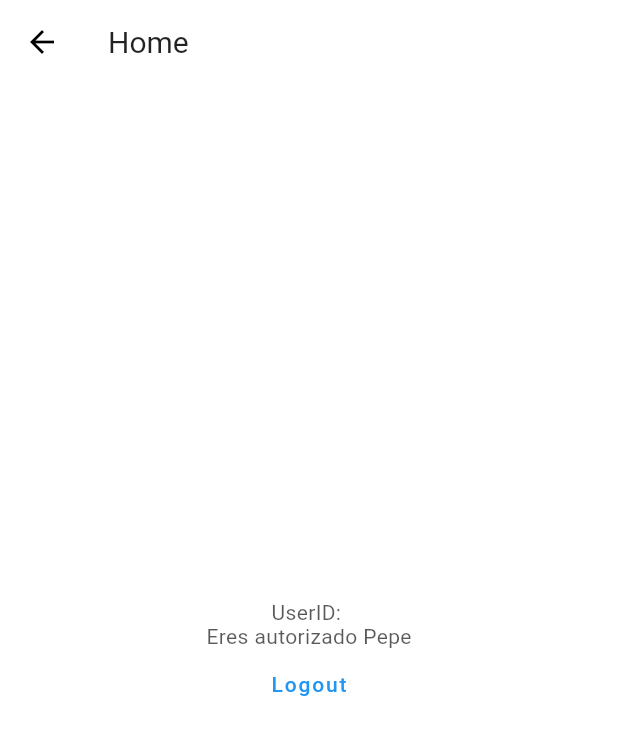
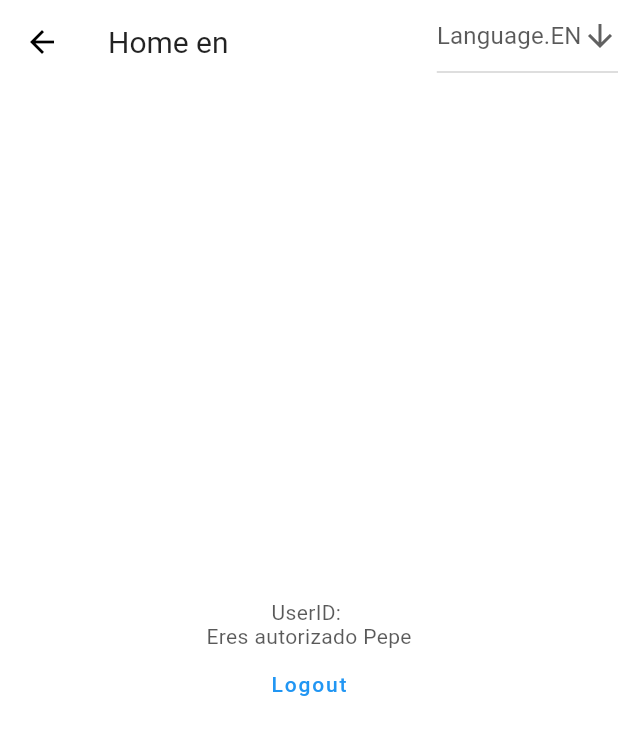
Before and after one commit to cristhro/flutter_generic_app, a Flutter app: the HomePage screen opened directly, on a phone screen of 412 x 824 dp. Shown: the top 735 px of the screen. Run offline on Flutter 3.47's test engine with Material 2 defaults, Android fonts, the phone set to English and light mode, and no system bars; our stand-ins replace bloc, equatable, firebase_analytics, firebase_auth, firebase_core, firebase_crashlytics and 10 more; missing offline and left inert: pedantic; accounts and stored records are empty; Roboto replaces fonts that are missing (RobotoMedium).

Commit message:
Added localizations

```diff
--- a/assets/langs/ca.json
+++ b/assets/langs/ca.json
@@ -1,3 +1,4 @@
 {
-  "login": "Login ca"
+  "login": "Login ca",
+  "home": "Home ca"
 }
--- a/assets/langs/en.json
+++ b/assets/langs/en.json
@@ -1,3 +1,4 @@
 {
-  "login": "Login en"
+  "login": "Login en",
+  "home": "Home en"
 }
--- a/assets/langs/es.json
+++ b/assets/langs/es.json
@@ -1,3 +1,4 @@
 {
-  "login": "Login es"
+  "login": "Login es",
+  "home": "Home es"
 }
--- a/lib/core/blocs/language_bloc.dart
+++ b/lib/core/blocs/language_bloc.dart
@@ -50,6 +50,8 @@ class LanguageBloc extends Bloc<LanguageEvent, LanguageState> {
       yield* _loadLanguage('es', 'ES');
     } else if (selectedLanguage == Language.EN && defaultLanguageCode != 'en') {
       yield* _loadLanguage('en', 'US');
+    } else if (selectedLanguage == Language.CA && defaultLanguageCode != 'ca') {
+      yield* _loadLanguage('ca', 'ES');
     }
   }
 
--- a/lib/core/blocs/language_state.dart
+++ b/lib/core/blocs/language_state.dart
@@ -5,6 +5,17 @@ class LanguageState extends Equatable {
   final Locale locale;
   const LanguageState(this.locale) : assert(locale != null);
 
+  Language get language {
+    if (locale.languageCode == 'es') {
+      return Language.ES;
+    } else if (locale.languageCode == 'en') {
+      return Language.EN;
+    } else if (locale.languageCode == 'ca') {
+      return Language.CA;
+    }
+    return Language.ES;
+  }
+
   @override
   List<Object> get props => [locale];
 }
--- a/lib/domain/entities/user/user_enum.dart
+++ /dev/null
@@ -1 +0,0 @@
-enum EnumUser { familia, monitor, autorizado }
--- a/lib/domain/entities/user/user_sealed.dart
+++ b/lib/domain/entities/user/user_sealed.dart
@@ -1,10 +1,13 @@
 import 'package:freezed_annotation/freezed_annotation.dart';
 part 'user_sealed.freezed.dart';
+part 'user_sealed.g.dart';
 
 @freezed
-abstract class  User with _$User{
-  const factory User.familia({ required String name }) = _Familia;
+abstract class  User implements _$User{
+  const User._();
+  const factory User.familia({ required String name, required bool esSocio  }) = _Familia;
   const factory User.monitor({ required String name }) = _Monitor;
-  const factory User.autorizado({ required String name }) = _Autorizado;
+  const factory User.autorizado({ required String name, required bool tieneAutorizacion }) = _Autorizado;
 
+  factory User.fromJson(Map <String, dynamic> json ) => _$UserFromJson(json);
 }
--- a/lib/localizations/app_localizations.dart
+++ b/lib/localizations/app_localizations.dart
@@ -1,4 +1,3 @@
-
 import 'dart:convert';
 
 import 'package:flutter/material.dart';
@@ -10,7 +9,6 @@ class AppLocalizations {
   final Locale locale;
   Map<String, String> _localizedStrings = {};
 
-
   /// Helper method to keep the code in the widgets concise
   /// Localizations are accessed using an InheritedWidget "of" syntax
   static AppLocalizations? of(BuildContext context) {
@@ -18,21 +16,15 @@ class AppLocalizations {
   }
 
   /// Static member to have a simple access to the delegate from the MaterialApp
-  static const LocalizationsDelegate<AppLocalizations> delegate =
-  _AppLocalizationsDelegate();
-
+  static const LocalizationsDelegate<AppLocalizations> delegate = _AppLocalizationsDelegate();
 
   Future<bool> load() async {
     Map<String, dynamic> jsonMap = {};
 
     try {
-      print(locale.languageCode);
-      String jsonString =
-      await rootBundle.loadString('assets/langs/${locale.languageCode}.json');
-      print('<--- ');
-      print('<--- ${jsonString}');
+      String jsonString = await rootBundle.loadString('assets/langs/${locale.languageCode}.json');
       jsonMap = json.decode(jsonString) as Map<String, dynamic>;
-    } catch (e) { }
+    } catch (e) {}
 
     _localizedStrings = jsonMap.map((key, value) {
       return MapEntry(key, value.toString());
@@ -46,8 +38,7 @@ class AppLocalizations {
   }
 }
 
-class _AppLocalizationsDelegate
-    extends LocalizationsDelegate<AppLocalizations> {
+class _AppLocalizationsDelegate extends LocalizationsDelegate<AppLocalizations> {
   const _AppLocalizationsDelegate();
 
   // add all languages code here
--- a/lib/ui/pages/home/home_page.dart
+++ b/lib/ui/pages/home/home_page.dart
@@ -1,7 +1,10 @@
 import 'package:flutter/material.dart';
 import 'package:flutter_bloc/flutter_bloc.dart';
+import 'package:flutter_generic_app/core/blocs/language_bloc.dart';
 import 'package:flutter_generic_app/data/blocs/auth/index.dart';
 import 'package:flutter_generic_app/domain/entities/user/user_sealed.dart';
+import 'package:flutter_generic_app/localizations/app_localizations.dart';
+import 'package:flutter_generic_app/localizations/enums.dart';
 
 class HomePage extends StatelessWidget {
   static String routeName() => 'HomePage';
@@ -11,10 +14,29 @@ class HomePage extends StatelessWidget {
 
   @override
   Widget build(BuildContext context) {
-    User user = User.autorizado(name: 'Pepe');
+    User user = User.autorizado(name: 'Pepe', tieneAutorizacion: true);
 
     return Scaffold(
-      appBar: AppBar(title: const Text('Home')),
+      appBar: AppBar(
+        title: Text(AppLocalizations.of(context)!.translate('home')),
+        actions: [
+          DropdownButton<Language>(
+            value: BlocProvider.of<LanguageBloc>(context).state.language,
+            icon: Icon(Icons.arrow_downward),
+            iconSize: 24,
+            elevation: 16,
+            onChanged: (language) {
+              BlocProvider.of<LanguageBloc>(context).add(LanguageSelected(language as Language));
+            },
+            items: <Language>[Language.EN, Language.ES, Language.CA].map<DropdownMenuItem<Language>>((Language value) {
+              return DropdownMenuItem<Language>(
+                value: value,
+                child: Text(AppLocalizations.of(context)!.translate(value.toString())),
+              );
+            }).toList(),
+          )
+        ],
+      ),
       body: Center(
         child: Column(
           mainAxisSize: MainAxisSize.min,
@@ -29,9 +51,9 @@ class HomePage extends StatelessWidget {
             ),
             Text(
               user.when(
-                familia: (familia) => ' Eres familia ${familia}',
+                familia: (familia, es) => ' Eres familia ${familia}',
                 monitor: (monitor) => 'Eres monitor ${monitor}',
-                autorizado: (autorizado) => 'Eres autorizado ${autorizado}',
+                autorizado: (autorizado, atorizado) => 'Eres autorizado ${autorizado}',
               ),
             ),
             TextButton(
```
Also changed, not shown: lib/domain/entities/user/user_sealed.freezed.dart, lib/domain/entities/user/user_sealed.g.dart (added), 2 other files.
